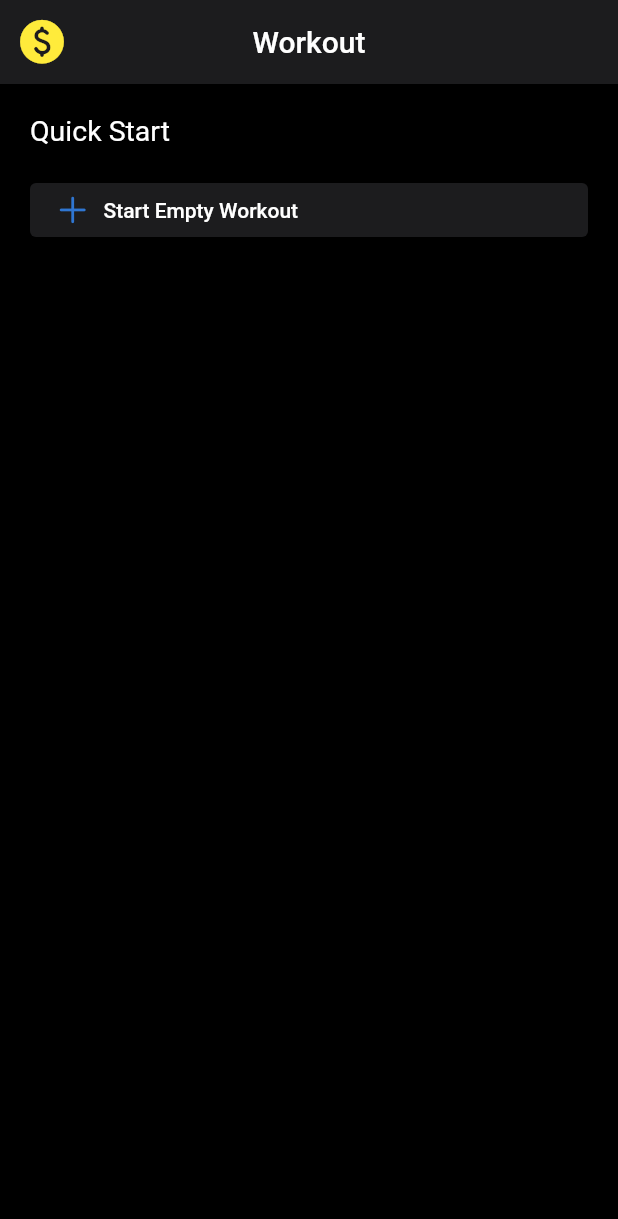
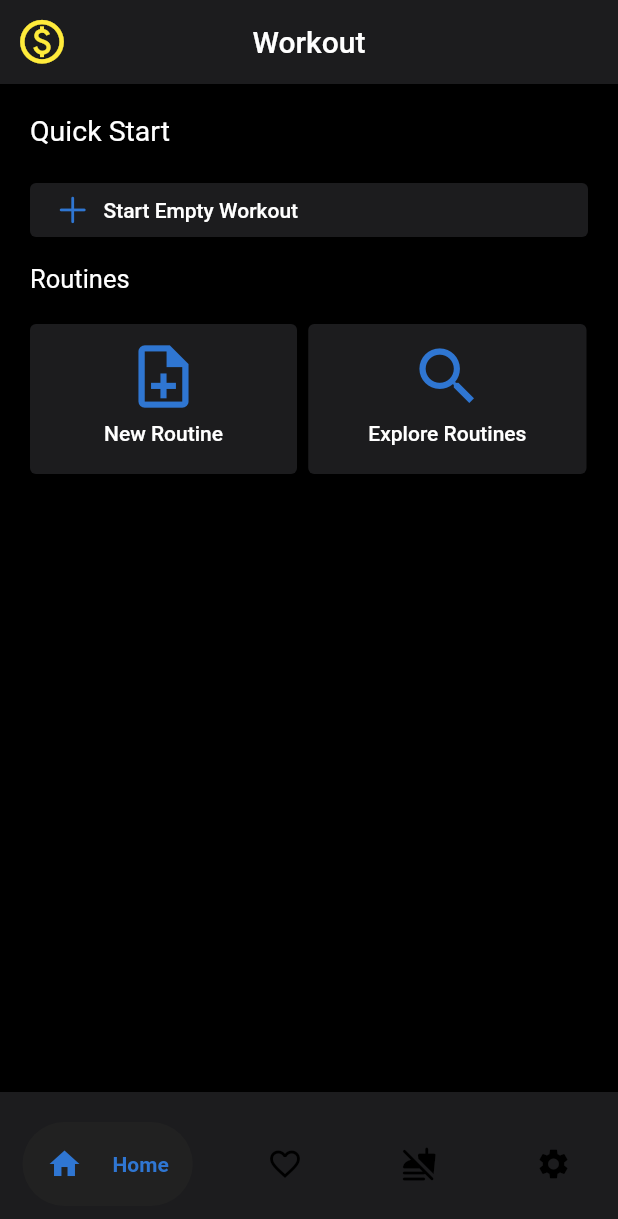
Before and after one commit to Francks-Coachiko/Coachikoapp, a Flutter app: the homeScreen screen opened directly, on a phone screen of 412 x 824 dp. Shown: the top 1219 px of the screen. Run offline on Flutter 3.47's test engine with Material 2 defaults, Android fonts, the phone set to English and light mode, and no system bars; drawn by our look-alikes of google_nav_bar; our stand-ins replace font_awesome_flutter, get, line_icons.

Commit message:
Update homescreen.dart

```diff
--- a/lib/screens/homescreen.dart
+++ b/lib/screens/homescreen.dart
@@ -1,23 +1,70 @@
+import 'package:coachiko/screens/createRoutine.dart';
 import 'package:flutter/cupertino.dart';
 import 'package:flutter/material.dart';
+import 'package:get/get.dart';
+import 'package:font_awesome_flutter/font_awesome_flutter.dart';
+import 'package:google_nav_bar/google_nav_bar.dart';
+import 'package:line_icons/line_icons.dart';
 class homeScreen extends StatelessWidget {
   @override
   Widget build(BuildContext context) {
-    return Scaffold(backgroundColor: Colors.black,
+    return Scaffold(bottomNavigationBar:
+      Container(
+        color: Color(0xff1c1c1e),
+        child: Padding(
+          padding: const EdgeInsets.symmetric(horizontal: 15,vertical: 20),
+          child: GNav(
+            activeColor: Color(0xff2f76d2),
+            backgroundColor: Color(0xff1c1c1e),
+            gap: 20,
+            tabBackgroundColor: Colors.grey.shade900,
+            padding: EdgeInsets.all(16),
+            tabs:const [
+            GButton(icon: Icons.home,text:'Home',),
+            GButton(icon: Icons.favorite_border,text:'Likes',),
+            GButton(icon: Icons.no_food_rounded,text:'Search',),
+            GButton(icon: Icons.settings,text:'Settings',),
+
+          ],),
+        ),
+      ),
+
+      backgroundColor: Colors.black,
     appBar: AppBar(centerTitle:true,title:Text("Workout"),
-     backgroundColor: Color(0xff1c1c1e),leading: IconButton(onPressed: (){}, icon: Icon(Icons.paid_rounded,color:Colors.yellow,size: 35,)),),
+     backgroundColor: Color(0xff1c1c1e),leading: IconButton(onPressed: (){}, icon: Icon(Icons.paid_outlined,color:Colors.yellow,size: 35,)),),
       body: Container(
         padding: EdgeInsets.only(left: 20,right: 20),
         child: Stack(children: [
+
           Container(padding: EdgeInsets.only(top: 20),child: Text("Quick Start",style:TextStyle(fontSize: 19),)),
 
 
           Container(
             padding: EdgeInsets.only(top: 60),
             child: ElevatedButton(onPressed:(){},style:ElevatedButton.styleFrom(primary: Color(0xff1c1c1e),),
-                child: Row(children: [Container(
-                      child: Icon(CupertinoIcons.plus,color: Color(0xff2f76d2),size: 25,)),Container(margin:EdgeInsets.only(left:8,),child: Text("Start Empty Workout")),],)),
+                child: Row(children: [Container(child: Icon(CupertinoIcons.plus,color: Color(0xff2f76d2),size: 25,)),Container(margin:EdgeInsets.only(left:8,),child: Text("Start Empty Workout")),],)),
           ),
+          Container(padding: EdgeInsets.only(top: 120),child: Text("Routines",style:TextStyle(fontSize: 17),)),
+          Container(
+        margin:EdgeInsets.only(top: 160),
+        height: 100,width: 178,
+        child: ElevatedButton(onPressed:(){Get.to(routineCreating());},style:ElevatedButton.styleFrom(primary: Color(0xff1c1c1e),),
+            child: Container(
+              padding:EdgeInsets.only(top: 10),
+              child: Column(children: [Container(child: Icon(Icons.note_add_outlined,color: Color(0xff2f76d2),size: 50,)),
+                Container(margin:EdgeInsets.only(top: 5),child: Text("New Routine")),],),
+            )),
+      ),
+          Container(
+            margin:EdgeInsets.only(top: 160,left: 185.5),
+            height: 100,width: 185.5,
+            child: ElevatedButton(onPressed:(){},style:ElevatedButton.styleFrom(primary: Color(0xff1c1c1e),),
+                child: Container(
+                  padding:EdgeInsets.only(top: 10),
+                  child: Column(children: [Container(child: Icon(Icons.search,color: Color(0xff2f76d2),size: 50,)),Container(margin:EdgeInsets.only(top: 5),child: Text("Explore Routines")),],),)),),
+
+
+
 
         ],),
       ),);
```
